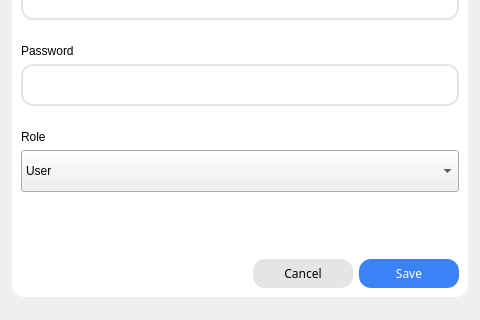
Qt form pages/userManagement/form.ui (al-dioooo/bookster) before a commit; both pictures show x 0 to 480 and y 231 to 551 of the 480 by 551 pixel window.
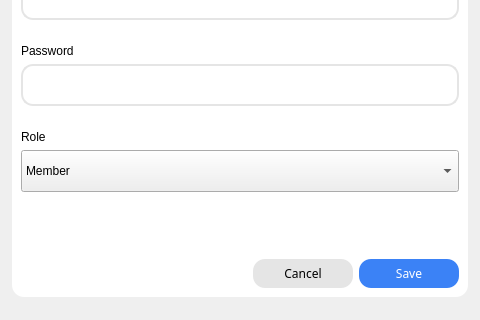
The same form after that commit.

Commit message: Remove role input for logged in user with librarian role

Patch:
```diff
--- a/pages/userManagement/form.ui
+++ b/pages/userManagement/form.ui
@@ -233,11 +233,11 @@
             </sizepolicy>
            </property>
            <property name="currentText">
-            <string>User</string>
+            <string>Member</string>
            </property>
            <item>
             <property name="text">
-             <string>User</string>
+             <string>Member</string>
             </property>
            </item>
            <item>
```
The commit also changes 5 other files.
